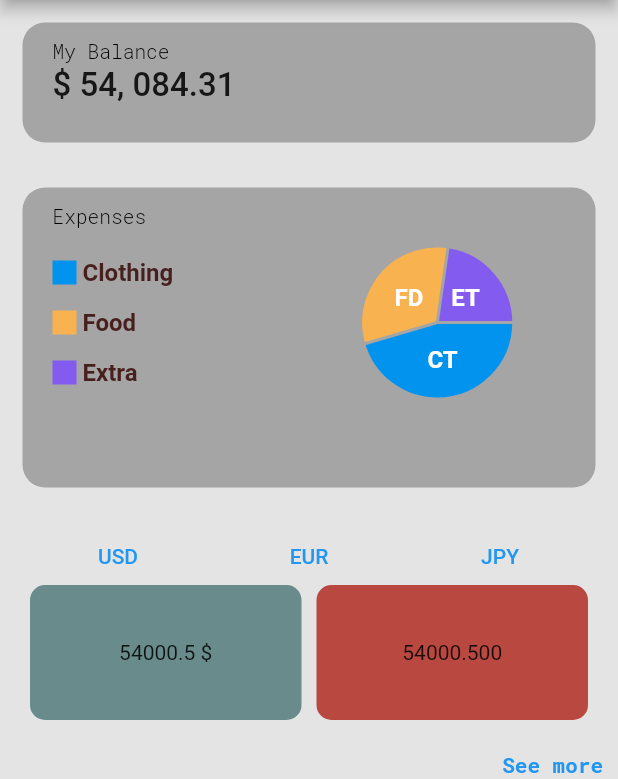
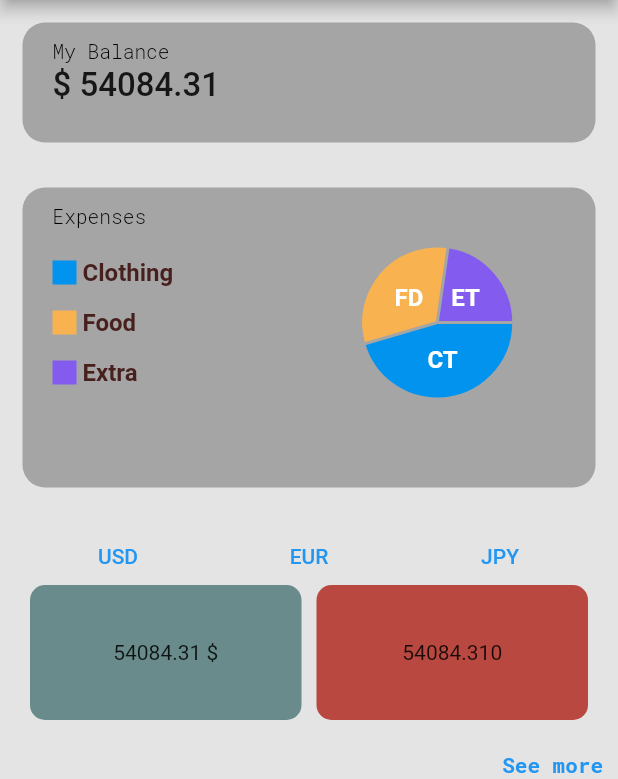
Before and after one commit to cchalop1/epitech-flutter, a Flutter app: the MainScreen screen opened directly, on a phone screen of 412 x 824 dp, the part 84-863 px from its top. Run offline on Flutter 3.47's test engine with Material 2 defaults, Android fonts, the light colour scheme and no system bars; drawn by our look-alikes of fl_chart; our stand-ins replace audioplayers, google_fonts, image_picker, shared_preferences; accounts and stored records are empty.

Commit message:
Create a constant for the sold of money

```diff
--- a/lib/constants/constants.dart
+++ b/lib/constants/constants.dart
@@ -11,3 +11,5 @@ List<Contact> listContacts = [
   Contact("Bryan", "R. Fisk", "images/fake7.jpg", "5440 1256 3870 4736"),
   Contact("James", "E. Ward", "images/fake8.jpg", "5440 1256 3870 4736"),
 ];
+
+double SoldMoney = 54084.31;
--- a/lib/pages/wallet.dart
+++ b/lib/pages/wallet.dart
@@ -17,6 +17,7 @@ class WalletState extends State {
   @override
   Widget build(BuildContext context) {
     return Scaffold(
+      backgroundColor: BGWhiteColor,
       appBar: AppBar(
         backgroundColor: BGRedColor,
         title: Text("More wallet"),
--- a/lib/widgets/BankCard.dart
+++ b/lib/widgets/BankCard.dart
@@ -2,6 +2,7 @@ import 'package:flutter/material.dart';
 import 'package:google_fonts/google_fonts.dart';
 import 'package:myapp/components/BigText.dart';
 import 'package:myapp/themes/Style.dart';
+import 'package:myapp/constants/constants.dart';
 
 class BankCard extends StatelessWidget {
   const BankCard({Key? key}) : super(key: key);
@@ -34,7 +35,7 @@ class BankCard extends StatelessWidget {
               Container(
                   padding: const EdgeInsets.only(top: 2),
                   child: Text(
-                    "\$ 50, 000.00",
+                    "\$ " + SoldMoney.toString(),
                     style: GoogleFonts.roboto(
                       fontSize: GFNormalFontSize,
                       fontWeight: GFBigFontWeight,
--- a/lib/widgets/homepage/HomeBalance.dart
+++ b/lib/widgets/homepage/HomeBalance.dart
@@ -2,6 +2,7 @@ import 'package:flutter/material.dart';
 import 'package:google_fonts/google_fonts.dart';
 import 'package:myapp/components/BigText.dart';
 import 'package:myapp/themes/Style.dart';
+import 'package:myapp/constants/constants.dart';
 
 class HomeBalance extends StatelessWidget {
   const HomeBalance({Key? key}) : super(key: key);
@@ -29,7 +30,7 @@ class HomeBalance extends StatelessWidget {
               ),
               Container(
                   padding: const EdgeInsets.only(top: 2),
-                  child: BigText(text: "\$ 54, 084.31"),
+                  child: BigText(text: "\$ " + SoldMoney.toString()),
                   ),
             ]),
           ]),
--- a/lib/widgets/homepage/HomeConvertion.dart
+++ b/lib/widgets/homepage/HomeConvertion.dart
@@ -1,6 +1,7 @@
 import 'package:flutter/material.dart';
 // import 'package:google_fonts/google_fonts.dart';
 // import 'package:myapp/components/BigText.dart';
+import 'package:myapp/constants/constants.dart';
 import 'package:myapp/constants/devisesList.dart';
 import 'package:myapp/models/Devise.dart';
 import 'package:myapp/themes/Style.dart';
@@ -13,8 +14,8 @@ class HomeConvertion extends StatefulWidget {
 }
 
 class HomeConvertionState extends State {
-  double myMoney = 54000.5;
-  double newMoney = 54000.5;
+  double myMoney = SoldMoney;
+  double newMoney = SoldMoney;
 
   @override
   Widget build(BuildContext context) {
```
